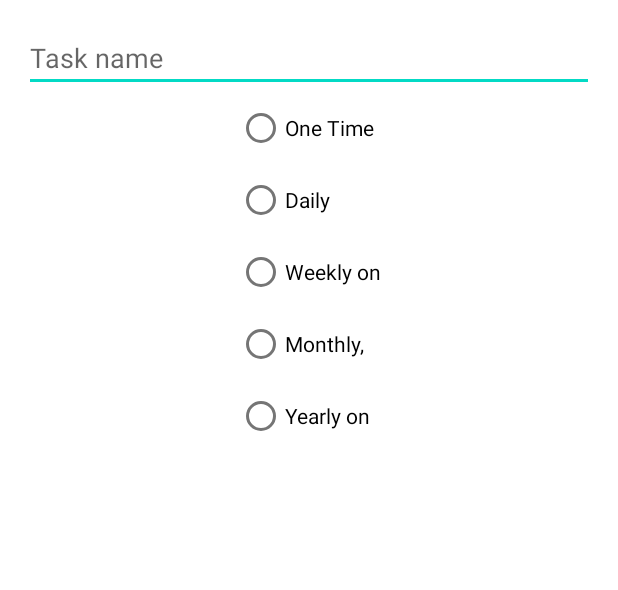
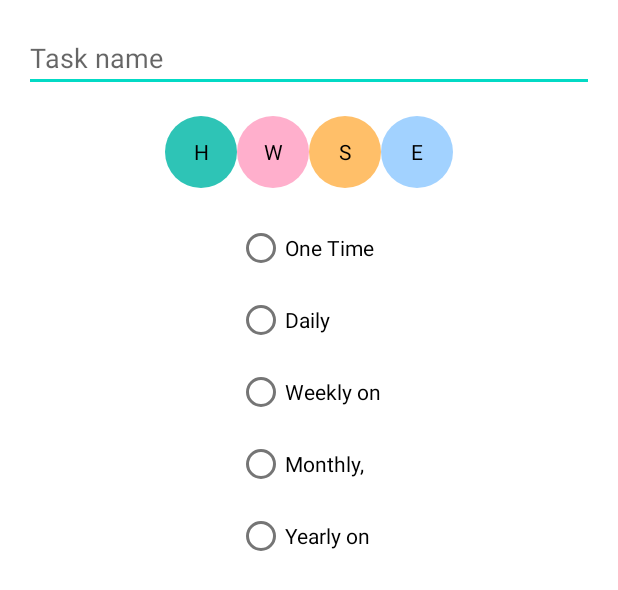
Before and after one commit to CSE-110-Winter-2024/project-team-9, an Android app: the layout fragment_tomorrow_add_task_dialog.xml on its own in the app's theme, with its tools: preview values and no code run, on a phone screen of 412 x 824 dp. Shown: the top 590 px of the screen. Run offline under Robolectric (Android 15) with nearby library versions, the phone set to English and light mode, and no system bars.

Commit message:
Added context UI for pending, tomorrow, and today

```diff
--- /dev/null
+++ b/app/src/main/res/drawable/errand_radio_button_background.xml
@@ -0,0 +1,15 @@
+<!-- res/drawable/radio_button_background.xml -->
+<selector xmlns:android="http://schemas.android.com/apk/res/android">
+    <item android:state_checked="true">
+        <shape android:shape="oval">
+            <solid android:color="@color/blue" />
+        </shape>
+        <padding android:left="0dp" android:top="0dp" android:right="0dp" android:bottom="0dp" />
+    </item>
+    <item android:state_checked="false">
+        <shape android:shape="oval">
+            <solid android:color="@color/pale_blue" />
+            <padding android:left="0dp" android:top="0dp" android:right="0dp" android:bottom="0dp" />
+        </shape>
+    </item>
+</selector>
--- /dev/null
+++ b/app/src/main/res/drawable/home_radio_button_background.xml
@@ -0,0 +1,15 @@
+<!-- res/drawable/radio_button_background.xml -->
+<selector xmlns:android="http://schemas.android.com/apk/res/android">
+    <item android:state_checked="true">
+        <shape android:shape="oval">
+            <solid android:color="@color/teal" />
+        </shape>
+        <padding android:left="0dp" android:top="0dp" android:right="0dp" android:bottom="0dp" />
+    </item>
+    <item android:state_checked="false">
+        <shape android:shape="oval">
+            <solid android:color="@color/pale_teal" />
+            <padding android:left="0dp" android:top="0dp" android:right="0dp" android:bottom="0dp" />
+        </shape>
+    </item>
+</selector>
--- /dev/null
+++ b/app/src/main/res/drawable/school_radio_button_background.xml
@@ -0,0 +1,13 @@
+<!-- res/drawable/radio_button_background.xml -->
+<selector xmlns:android="http://schemas.android.com/apk/res/android">
+    <item android:state_checked="true">
+        <shape android:shape="oval">
+            <solid android:color="@color/orange" />
+        </shape>
+    </item>
+    <item android:state_checked="false">
+        <shape android:shape="oval">
+            <solid android:color="@color/pale_orange" />
+        </shape>
+    </item>
+</selector>
--- /dev/null
+++ b/app/src/main/res/drawable/work_radio_button_background.xml
@@ -0,0 +1,13 @@
+<!-- res/drawable/radio_button_background.xml -->
+<selector xmlns:android="http://schemas.android.com/apk/res/android">
+    <item android:state_checked="true">
+        <shape android:shape="oval">
+            <solid android:color="@color/pink" />
+        </shape>
+    </item>
+    <item android:state_checked="false">
+        <shape android:shape="oval">
+            <solid android:color="@color/pale_pink" />
+        </shape>
+    </item>
+</selector>
--- a/app/src/main/res/layout/fragment_tomorrow_add_task_dialog.xml
+++ b/app/src/main/res/layout/fragment_tomorrow_add_task_dialog.xml
@@ -19,13 +19,63 @@
         app:layout_constraintTop_toTopOf="parent" />
 
     <RadioGroup
+        android:id="@+id/context_options"
+        android:layout_width="wrap_content"
+        android:layout_height="wrap_content"
+        android:layout_marginTop="16dp"
+        android:background="#FFFFFF"
+        android:orientation="horizontal"
+        app:layout_constraintEnd_toEndOf="parent"
+        app:layout_constraintStart_toStartOf="parent"
+        app:layout_constraintTop_toBottomOf="@+id/edit_text_task">
+
+        <RadioButton
+            android:id="@+id/contextHome"
+            android:layout_width="wrap_content"
+            android:layout_height="wrap_content"
+            android:background="@drawable/home_radio_button_background"
+            android:button="@null"
+            android:checked="true"
+            android:gravity="center"
+            android:text="H" />
+
+        <RadioButton
+            android:id="@+id/contextWork"
+            android:layout_width="wrap_content"
+            android:layout_height="wrap_content"
+            android:background="@drawable/work_radio_button_background"
+            android:button="@null"
+            android:gravity="center"
+            android:text="W" />
+
+        <RadioButton
+            android:id="@+id/contextSchool"
+            android:layout_width="wrap_content"
+            android:layout_height="wrap_content"
+            android:background="@drawable/school_radio_button_background"
+            android:button="@null"
+            android:gravity="center"
+            android:text="S" />
+
+        <RadioButton
+            android:id="@+id/contextErrand"
+            android:layout_width="wrap_content"
+            android:layout_height="wrap_content"
+            android:background="@drawable/errand_radio_button_background"
+            android:button="@null"
+            android:gravity="center"
+            android:text="E" />
+    </RadioGroup>
+
+    <RadioGroup
         android:id="@+id/pending_options"
         android:layout_width="wrap_content"
         android:layout_height="wrap_content"
+        android:layout_marginTop="16dp"
         app:layout_constraintBottom_toBottomOf="parent"
         app:layout_constraintEnd_toEndOf="parent"
         app:layout_constraintStart_toStartOf="parent"
-        app:layout_constraintTop_toBottomOf="@+id/edit_text_task">
+        app:layout_constraintTop_toBottomOf="@+id/context_options">
 
         <RadioButton
             android:id="@+id/singleTime"
--- a/app/src/main/res/values/colors.xml
+++ b/app/src/main/res/values/colors.xml
@@ -7,4 +7,12 @@
     <color name="teal_700">#FF018786</color>
     <color name="black">#FF000000</color>
     <color name="white">#FFFFFFFF</color>
+    <color name="teal">#2ec4b6</color>
+    <color name="pale_teal">#b7e4c7</color>
+    <color name="orange">#fb5607</color>
+    <color name="pale_orange">#ffbf69</color>
+    <color name="pink">#ff006e</color>
+    <color name="pale_pink">#ffafcc</color>
+    <color name="blue">#3a86ff</color>
+    <color name="pale_blue">#a2d2ff</color>
 </resources>
```
Also changed, not shown: app/src/main/res/layout/fragment_pending_add_task_dialog.xml (+49 -0 lines), app/src/main/res/layout/fragment_today_add_task_dialog.xml (+54 -4 lines), app/src/main/res/values/styles.xml (added, +9 -0 lines).
